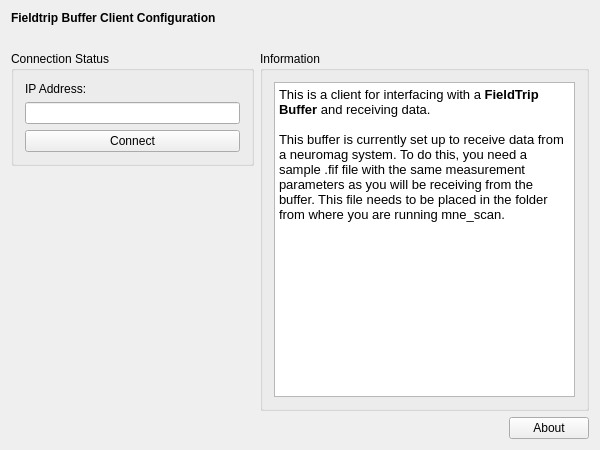
Old version of the form applications/mne_scan/plugins/ftbuffer/FormFiles/ftbuffersetup.ui in the repository mne-tools/mne-cpp.
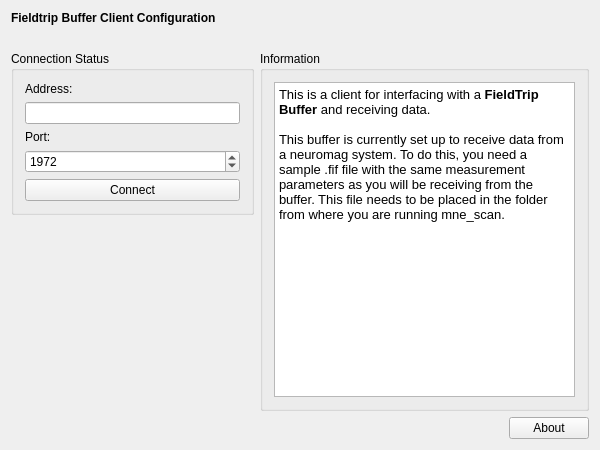
New version of the form.

Commit message: removed old ftbuffclient. replacing functionality. modified ui. builds.

What changed in the file:
```diff
--- a/applications/mne_scan/plugins/ftbuffer/FormFiles/ftbuffersetup.ui
+++ b/applications/mne_scan/plugins/ftbuffer/FormFiles/ftbuffersetup.ui
@@ -127,23 +127,40 @@
         <bool>false</bool>
        </property>
        <layout class="QGridLayout" name="m_qGridLayout_Properties">
+        <item row="0" column="0">
+         <widget class="QLabel" name="label">
+          <property name="text">
+           <string>Address:</string>
+          </property>
+         </widget>
+        </item>
         <item row="1" column="0">
          <widget class="QLineEdit" name="m_lineEditIP"/>
         </item>
         <item row="2" column="0">
+         <widget class="QLabel" name="label_2">
+          <property name="text">
+           <string>Port:</string>
+          </property>
+         </widget>
+        </item>
+        <item row="3" column="0">
+         <widget class="QSpinBox" name="m_spinBoxPort">
+          <property name="maximum">
+           <number>9999</number>
+          </property>
+          <property name="value">
+           <number>1972</number>
+          </property>
+         </widget>
+        </item>
+        <item row="4" column="0">
          <widget class="QPushButton" name="m_qPushButton_Connect">
           <property name="text">
            <string>Connect</string>
           </property>
          </widget>
         </item>
-        <item row="0" column="0">
-         <widget class="QLabel" name="label">
-          <property name="text">
-           <string>IP Address:</string>
-          </property>
-         </widget>
-        </item>
        </layout>
       </widget>
      </item>
```
The commit also changes 7 other files.
